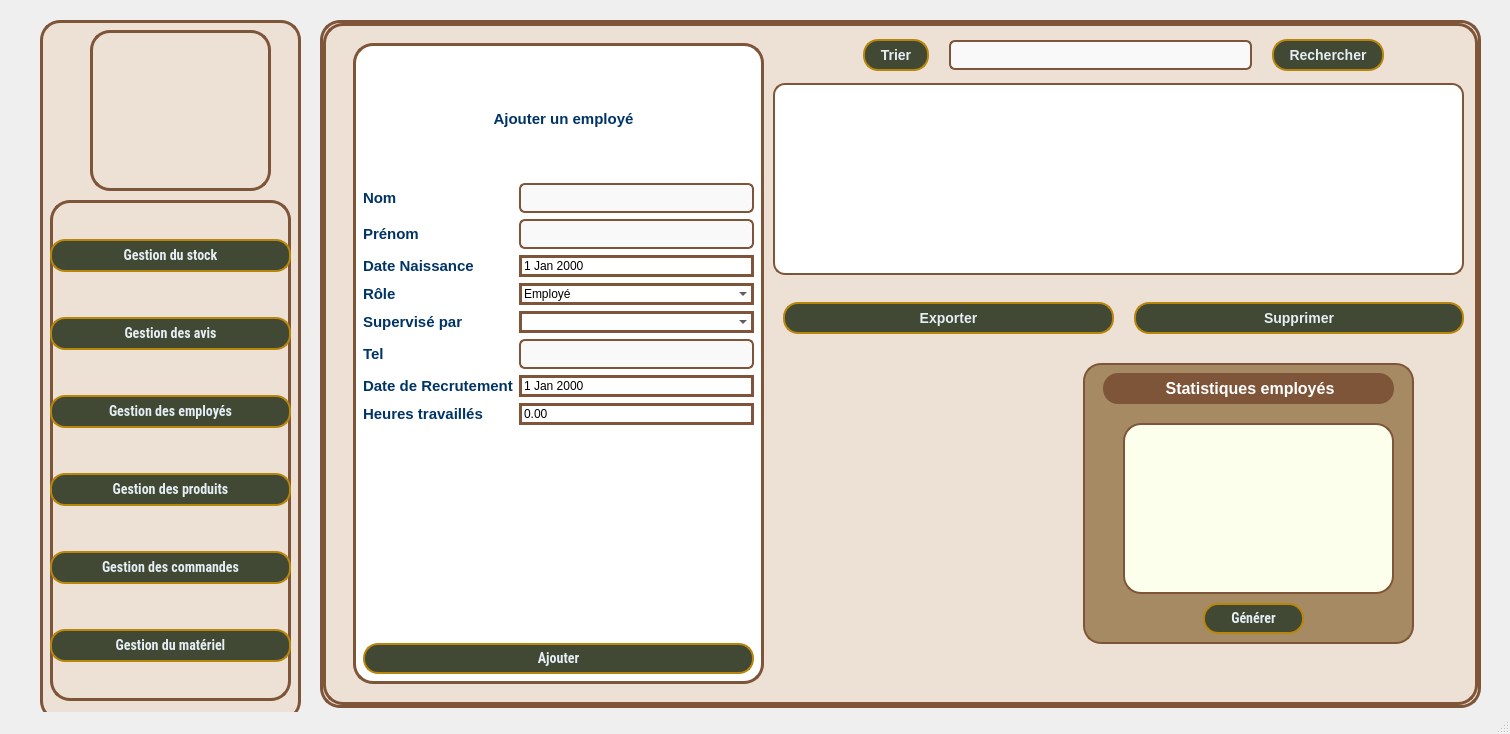
Old version of the form mainwindow.ui in the repository amine-lbabda/WoodSync-OCI.
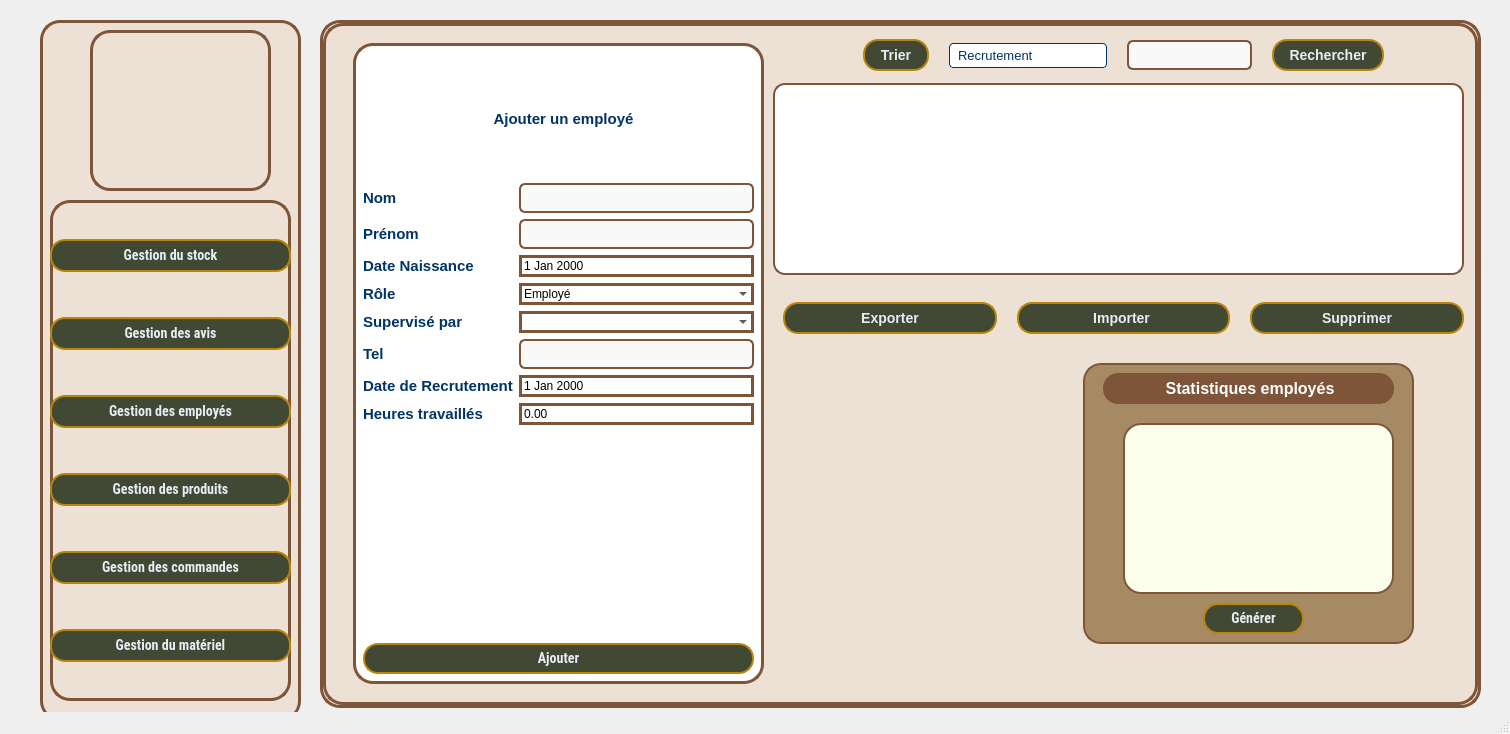
New version of the form. Icons and pictures are not drawn.

Commit message: Ajout de la fonctionalité d'importer un fichier CSV

What changed in the file:
```diff
--- a/mainwindow.ui
+++ b/mainwindow.ui
@@ -1921,6 +1921,31 @@
          </property>
         </widget>
        </item>
+       <item>
+        <widget class="QPushButton" name="ImportEmployes">
+         <property name="styleSheet">
+          <string notr="true">QPushButton {
+    background-color: #414833;   /* Or brillant */
+    color: #E5EEF5;
+    font-weight: bold;
+    font-size: 14px;
+    border-radius: 15px;
+    padding: 6px 15px;
+    font-family: &quot;Roboto Condensed&quot;;
+    border: 2px solid #b8860b;   /* Or foncé */
+}
+
+QPushButton:hover {
+          background-color: #656D4A;
+          border: 2px solid #656D4A;
+}
+</string>
+         </property>
+         <property name="text">
+          <string>Importer </string>
+         </property>
+        </widget>
+       </item>
        <item>
         <widget class="QPushButton" name="SupprimerEmploye">
          <property name="styleSheet">
@@ -1989,6 +2014,56 @@
          </property>
         </widget>
        </item>
+       <item>
+        <widget class="QComboBox" name="TriEmploye">
+         <property name="styleSheet">
+          <string notr="true">/* COMBO — clean, simple, lisible */
+QComboBox {
+    background: #ffffff;
+    color: #003366;
+    font-family: &quot;Ubuntu&quot;;
+    font-size: 13px;
+    border: 1px solid #003366;
+    border-radius: 4px;        /* petit arrondi discret */
+    padding: 3px 8px;
+    padding-right: 28px;       /* espace pour la flèche native */
+}
+
+/* garde la flèche native, bouton à droite transparent (pas de bloc moche) */
+QComboBox::drop-down {
+    border: none;
+    background: transparent;
+    width: 22px;
+}
+
+/* liste déroulante */
+QComboBox QAbstractItemView {
+    background: #ffffff;
+    color: #003366;
+    border: 1px solid #003366;
+    selection-background-color: #E5EEF5;
+    selection-color: #003366;
+    outline: none;
+}
+</string>
+         </property>
+         <item>
+          <property name="text">
+           <string>Recrutement</string>
+          </property>
+         </item>
+         <item>
+          <property name="text">
+           <string>Naissance</string>
+          </property>
+         </item>
+         <item>
+          <property name="text">
+           <string>Heures travaillés</string>
+          </property>
+         </item>
+        </widget>
+       </item>
        <item>
         <widget class="QLineEdit" name="RechercheEmploye">
          <property name="styleSheet">
```
The commit also changes 4 other files.
